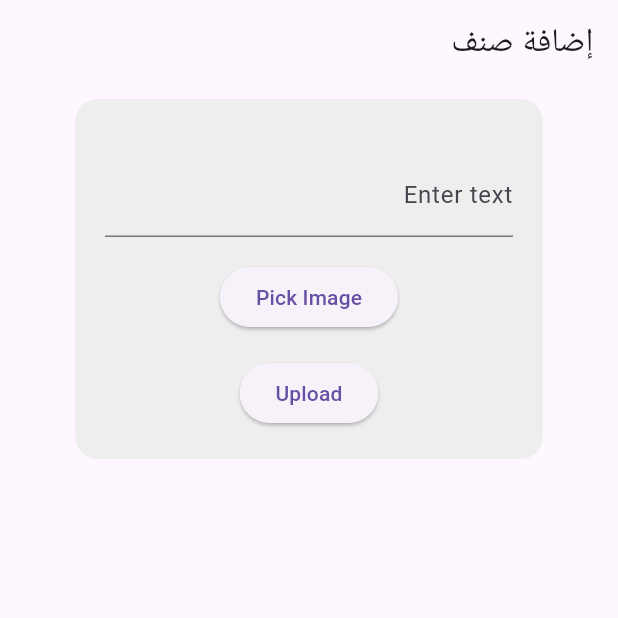
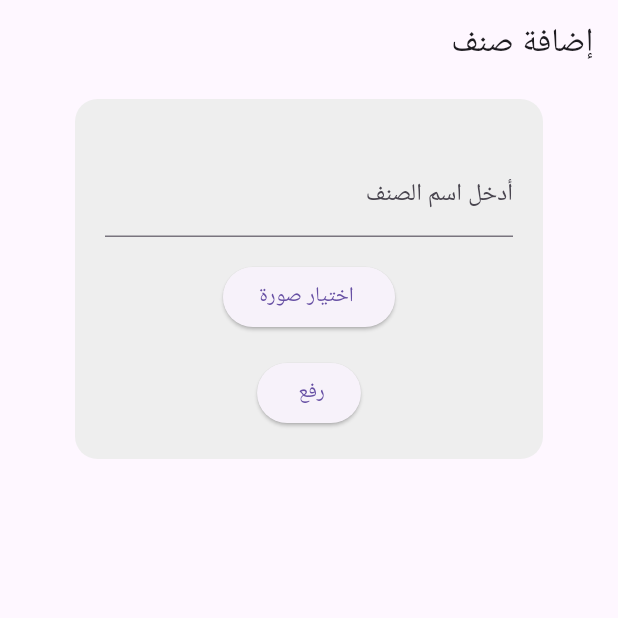
Before and after one commit to MaramKhateeb22/smile_shope_dash_board, a Flutter app: the AddCategoryMainViewBody screen opened directly, on a phone screen of 412 x 824 dp, the top half of it. Run offline on Flutter 3.47's test engine with Material 3 defaults, Android fonts, the light colour scheme and no system bars; our stand-ins replace bloc, dartz, dio, dotted_border, firebase_core, flutter_bloc and 5 more; accounts and stored records are empty; network calls fail; key blocks and very long unbroken strings in the code were emptied for the run.

Commit message:
edit project

```diff
--- a/lib/Features/category/presentation/views/widgets/add_category_main_view._body.dart
+++ b/lib/Features/category/presentation/views/widgets/add_category_main_view._body.dart
@@ -1,22 +1,22 @@
-
 import 'dart:convert';
 import 'dart:io';
 
 import 'package:flutter/foundation.dart'; // لتحديد إذا كنا نعمل على الويب
 import 'package:flutter/material.dart';
-import 'package:flutter_image_compress/flutter_image_compress.dart';
-import 'package:image_picker/image_picker.dart';
 import 'package:flutter_bloc/flutter_bloc.dart';
 import 'package:go_router/go_router.dart';
 import 'package:http/http.dart' as http;
+import 'package:image_picker/image_picker.dart';
 import 'package:smile_shope_dash_board/Features/category/presentation/manager/category_cubit.dart';
 import 'package:smile_shope_dash_board/Features/category/presentation/manager/category_state.dart';
+import 'package:smile_shope_dash_board/core/utils/constants.dart';
 
 class AddCategoryMainViewBody extends StatefulWidget {
   const AddCategoryMainViewBody({super.key});
 
   @override
-  State<AddCategoryMainViewBody> createState() => _AddCategoryMainViewBodyState();
+  State<AddCategoryMainViewBody> createState() =>
+      _AddCategoryMainViewBodyState();
 }
 
 class _AddCategoryMainViewBodyState extends State<AddCategoryMainViewBody> {
@@ -57,14 +57,11 @@ class _AddCategoryMainViewBodyState extends State<AddCategoryMainViewBody> {
 
       // تحويل الصورة إلى base64
       //
-      final bytes =
-
-      await _image!.readAsBytes();
+      final bytes = await _image!.readAsBytes();
       final String base64Image = base64Encode(bytes);
 
       // إعداد البيانات لإرسالها إلى الـ API
       final String title = _textController.text;
-
 
       if (title.isEmpty) {
         print(' t tnull');
@@ -76,8 +73,6 @@ class _AddCategoryMainViewBodyState extends State<AddCategoryMainViewBody> {
       final Map<String, dynamic> data = {
         'title1': title,
         'image': base64Image,
-
-
       };
       const String username = '11184828';
       const String password = '60-dayfreetrial';
@@ -85,16 +80,17 @@ class _AddCategoryMainViewBodyState extends State<AddCategoryMainViewBody> {
       print('Data being sent to the API: $data');
 
       // إرسال البيانات إلى الـ API
-      const String apiUrl = 'http://yomnabaksmawi-001-site1.ltempurl.com/api/category/add';
+      const String apiUrl =
+          'http://yomnabaksmawi-001-site1.ltempurl.com/api/category/add';
       final response = await http.post(
         Uri.parse(apiUrl),
         // headers: {'Content-Type': 'application/json'},
         headers: {
           'Content-Type': 'application/json',
-          'Authorization': 'Basic ' + base64Encode(utf8.encode('$username:$password')),
+          'Authorization':
+              'Basic ${base64Encode(utf8.encode('$username:$password'))}',
         },
-        body:
-        jsonEncode(data),
+        body: jsonEncode(data),
       );
 
       setState(() {
@@ -103,7 +99,8 @@ class _AddCategoryMainViewBodyState extends State<AddCategoryMainViewBody> {
             ? 'Upload Successful!'
             : 'Upload Failed: ${response.body}';
       });
-
+      message(context, 'تم إضافة الصنف بنجاح');
+      context.replace('/category_main_all');
       // طباعة الرد من الخادم لتحليل الأخطاء
       print('API Response: ${response.body}');
     } catch (e) {
@@ -146,9 +143,11 @@ class _AddCategoryMainViewBodyState extends State<AddCategoryMainViewBody> {
                               ? FutureBuilder(
                                   future: _image!.readAsBytes(),
                                   builder: (context, snapshot) {
-                              if (snapshot.connectionState == ConnectionState.done) {
+                                    if (snapshot.connectionState ==
+                                        ConnectionState.done) {
                                       if (snapshot.hasError) {
-                                  return const Text("Error loading image");
+                                        return const Text(
+                                            "Error loading image");
                                       }
                                       final bytes = snapshot.data as Uint8List;
                                       return Image.memory(bytes);
@@ -162,21 +161,22 @@ class _AddCategoryMainViewBodyState extends State<AddCategoryMainViewBody> {
                         TextField(
                           controller: _textController,
                           decoration: const InputDecoration(
-                            labelText: 'Enter text',
+                            labelText: 'أدخل اسم الصنف',
                           ),
                         ),
                         const SizedBox(height: 16.0),
                         ElevatedButton(
                           onPressed: _pickImage,
-                          child: const Text('Pick Image'),
+                          child: const Text(' اختيار صورة'),
                         ),
                         const SizedBox(height: 16.0),
                         ElevatedButton(
-                          onPressed: ()async{
+                          onPressed: () async {
                             _uploadImage();
-
                           },
-                          child: _isLoading ? const CircularProgressIndicator() : const Text('Upload'),
+                          child: _isLoading
+                              ? const CircularProgressIndicator()
+                              : const Text('رفع '),
                         ),
                         if (_response != null) ...[
                           const SizedBox(height: 16.0),
@@ -195,12 +195,7 @@ class _AddCategoryMainViewBodyState extends State<AddCategoryMainViewBody> {
   }
 }
 
-
-
-
-
 //
-
 
 //
 //
--- a/lib/Features/category/presentation/views/widgets/category_main_all_body.dart
+++ b/lib/Features/category/presentation/views/widgets/category_main_all_body.dart
@@ -21,7 +21,7 @@ class _CategoryMainAllBodyState extends State<CategoryMainAllBody> {
       backgroundColor: const Color.fromARGB(249, 249, 249, 249),
       appBar: buildAppBar(
         title: 'الأصناف',
-        isActionAdd: true,
+        // isActionAdd: true,
       ),
       body: Padding(
         padding: const EdgeInsets.all(15.0),
--- a/lib/Features/category/presentation/views/widgets/sub_category_view_body.dart
+++ b/lib/Features/category/presentation/views/widgets/sub_category_view_body.dart
@@ -33,7 +33,7 @@ class _SubGategoryViewBodyState extends State<SubGategoryViewBody> {
               return const Center(child: CircularProgressIndicator());
             } else if (snapshot.hasError) {
               print(snapshot.error);
-              return Center(child: Text('هذا القسم لايحوي أصناف فرعية : ${snapshot.error}'));
+              return Center(child: Text('يوجد خطأ: ${snapshot.error}'));
             } else {
               List<GetAllSubCatForOneCatModel?> allSubCategory =
                   context.read<CategoryCubit>().allSubCategoryForOneCategory!;
```
Also changed, not shown: lib/Features/category/presentation/manager/category_cubit.dart (+4 -3 lines), lib/Features/category/presentation/views/widgets/auth_network_image.dart (+20 -8 lines), lib/Features/category/presentation/views/widgets/category_card_widget.dart (+11 -10 lines), lib/Features/category/presentation/views/widgets/home_view_body.dart (+14 -13 lines), lib/Features/product/presentation/views/widget/custom_all_product_widget.dart (+9 -10 lines), lib/main.dart (+4 -8 lines), pubspec.lock. Lines whose indentation alone changed are shown as unchanged.
